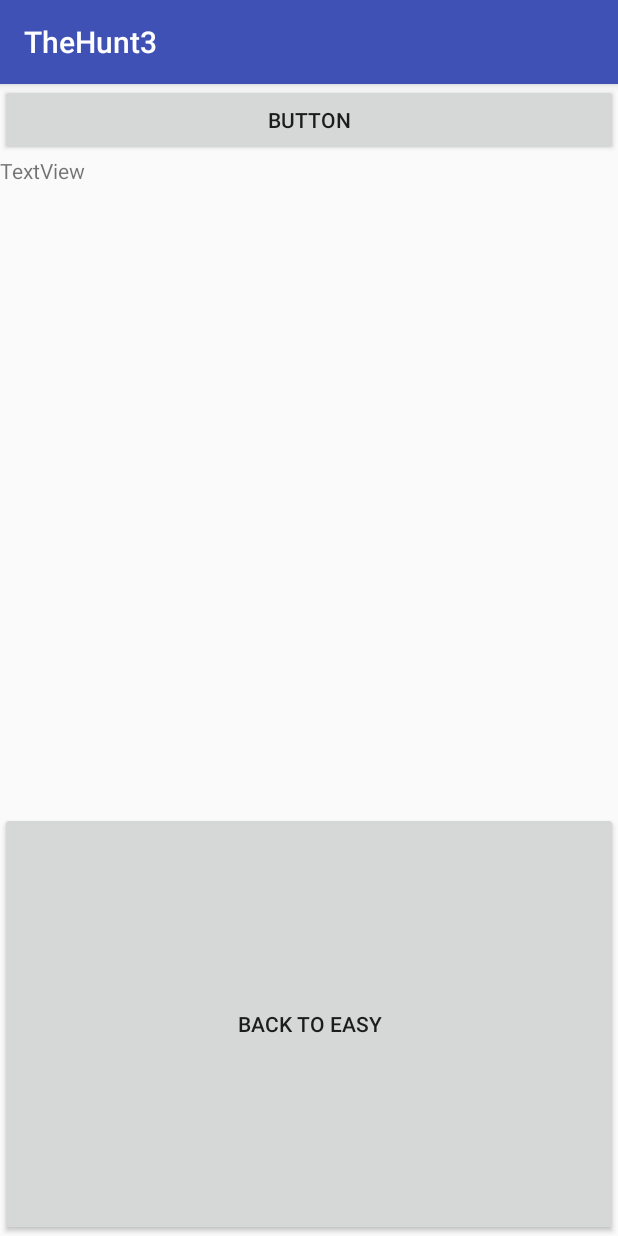
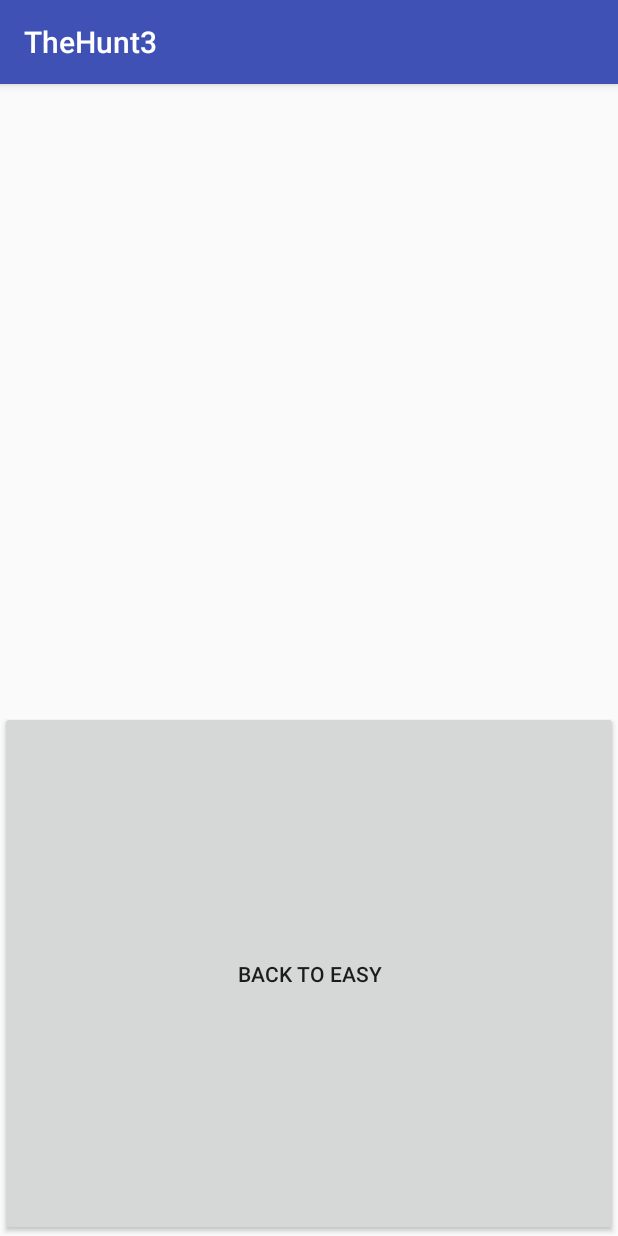
Before and after one commit to glynnja/TheHunt, an Android app: the FinishedEasy screen opened directly, with no data from a screen before it, on a phone screen of 412 x 824 dp. Run offline under Robolectric (Android 15) with nearby library versions, the phone set to English and light mode, and no system bars.

Commit message:
different look

```diff
--- a/app/src/main/res/layout/easy_hunt.xml
+++ b/app/src/main/res/layout/easy_hunt.xml
@@ -3,18 +3,6 @@
     android:layout_width="match_parent"
     android:layout_height="match_parent"
     android:orientation="vertical">
-
-    <Button
-        android:text="Button"
-        android:layout_width="match_parent"
-        android:layout_height="wrap_content"
-        android:id="@+id/load" />
-
-    <TextView
-        android:text="TextView"
-        android:layout_width="match_parent"
-        android:layout_height="wrap_content"
-        android:id="@+id/textView" />
 
     <ListView
         android:layout_width="match_parent"
```
Also changed, not shown: app/src/main/res/layout/easy_screen.xml (+6 -12 lines), app/src/main/java/com/example/jacksonglynn/thehunt3/FinishedEasy.java (line endings or trailing spaces).
